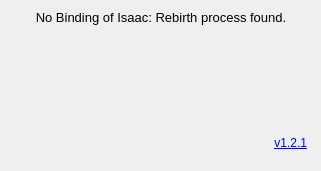
networkMe/missinghud2, file src/LoaderGUI.ui: the form before one commit.
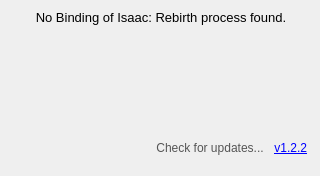
The form after the commit. Icons and pictures are not drawn.

Diff of the .ui file:
```diff
--- a/src/LoaderGUI.ui
+++ b/src/LoaderGUI.ui
@@ -9,16 +9,10 @@
    <rect>
     <x>0</x>
     <y>0</y>
-    <width>321</width>
-    <height>171</height>
+    <width>320</width>
+    <height>176</height>
    </rect>
   </property>
-  <property name="sizePolicy">
-   <sizepolicy hsizetype="Preferred" vsizetype="Preferred">
-    <horstretch>0</horstretch>
-    <verstretch>0</verstretch>
-   </sizepolicy>
-  </property>
   <property name="windowTitle">
    <string>Missing HUD 2 Loader</string>
   </property>
@@ -33,7 +27,7 @@
       <x>10</x>
       <y>10</y>
       <width>302</width>
-      <height>158</height>
+      <height>164</height>
      </rect>
     </property>
     <layout class="QVBoxLayout" name="VerticalLayout">
@@ -76,15 +70,43 @@
       </widget>
      </item>
      <item>
-      <widget class="QLabel" name="MHUD2Version">
-       <property name="enabled">
+      <layout class="QHBoxLayout" name="UpdateHLayout" stretch="1,0">
+       <property name="spacing">
+        <number>6</number>
+       </property>
+       <property name="sizeConstraint">
+        <enum>QLayout::SetDefaultConstraint</enum>
+       </property>
+       <item alignment="Qt::AlignRight">
+        <widget class="QPushButton" name="UpdateCheck">
+         <property name="font">
+          <font>
+           <family>Segoe UI</family>
+          </font>
+         </property>
+         <property name="autoFillBackground">
+          <bool>false</bool>
+         </property>
+         <property name="styleSheet">
+          <string notr="true">color: #555;</string>
+         </property>
+         <property name="text">
+          <string notr="true">Check for updates...</string>
+         </property>
+         <property name="flat">
         <bool>true</bool>
        </property>
-       <property name="lineWidth">
-        <number>1</number>
+        </widget>
+       </item>
+       <item>
+        <widget class="QLabel" name="Version">
+         <property name="font">
+          <font>
+           <family>Segoe UI</family>
+          </font>
        </property>
        <property name="text">
-        <string>&lt;a href=&quot;https://github.com/networkMe/missinghud2/releases&quot;&gt;v1.2.1&lt;/a&gt;</string>
+          <string>&lt;a href=&quot;https://github.com/networkMe/missinghud2/releases&quot;&gt;v1.2.2&lt;/a&gt;</string>
        </property>
        <property name="textFormat">
         <enum>Qt::RichText</enum>
@@ -92,9 +114,6 @@
        <property name="alignment">
         <set>Qt::AlignRight|Qt::AlignTrailing|Qt::AlignVCenter</set>
        </property>
-       <property name="margin">
-        <number>0</number>
-       </property>
        <property name="indent">
         <number>5</number>
        </property>
@@ -102,6 +121,8 @@
         <bool>true</bool>
        </property>
       </widget>
+       </item>
+      </layout>
      </item>
     </layout>
    </widget>
```
Left out of the diff: 2 changed lines with no effect on the pictures. Lines whose indentation alone changed are shown as unchanged.
